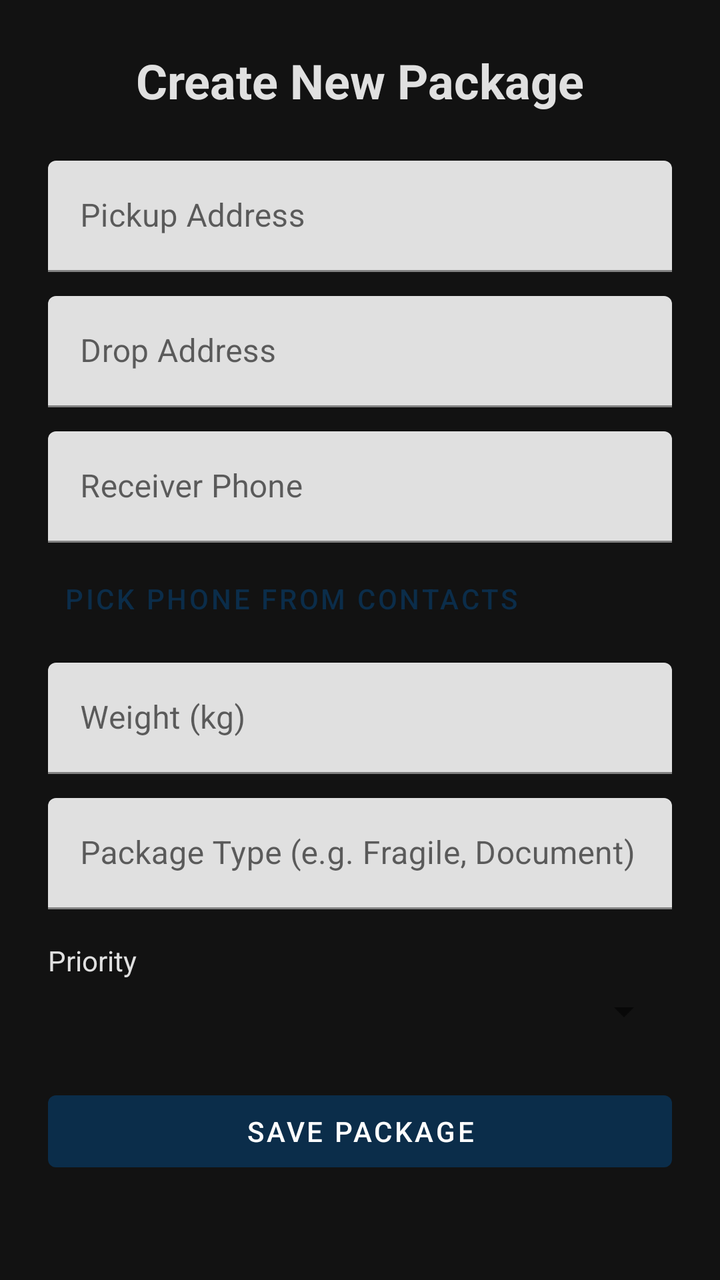
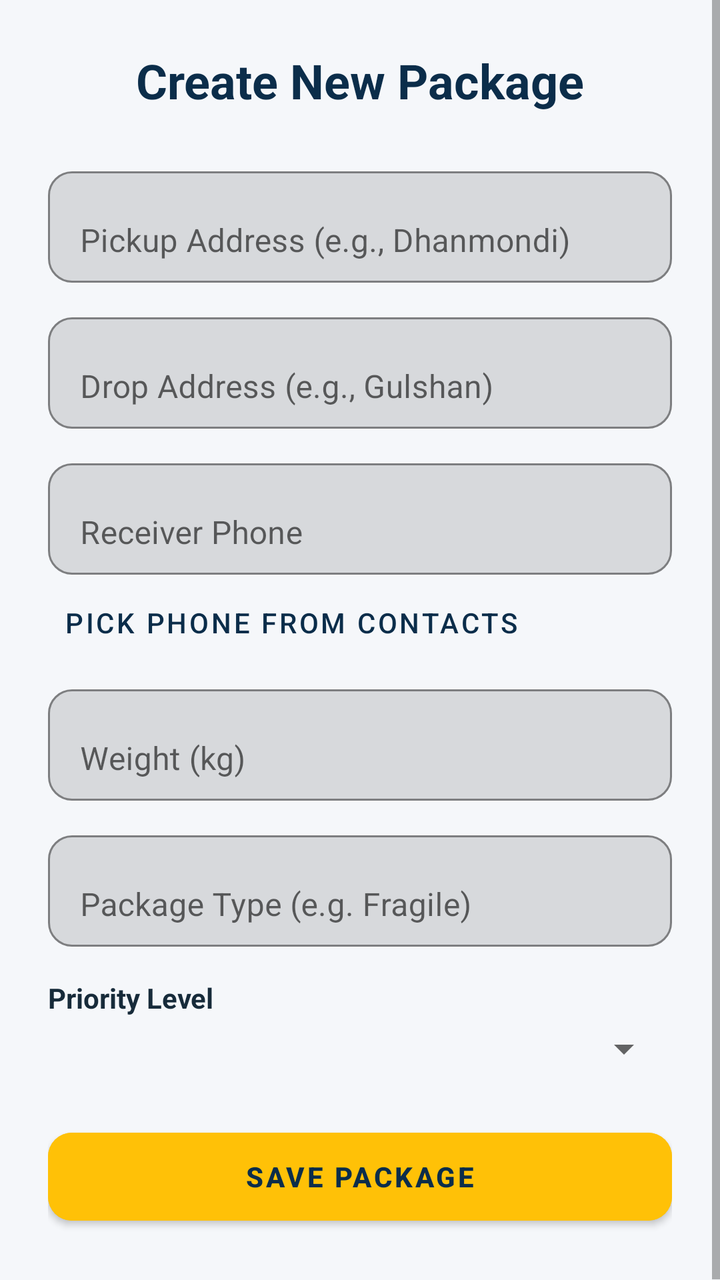

An Android layout rendered at two revisions. The XML below is the earlier revision; the diff shows what the commit changed to produce the second picture.
<!-- AndroidManifest.xml: application theme Theme.LOAD -->
<!-- res/layout/activity_create_package.xml -->
<?xml version="1.0" encoding="utf-8"?>
<ScrollView xmlns:android="http://schemas.android.com/apk/res/android"
    xmlns:app="http://schemas.android.com/apk/res-auto"
    android:layout_width="match_parent"
    android:layout_height="match_parent"
    android:background="@color/background"
    android:fillViewport="true">

    <androidx.constraintlayout.widget.ConstraintLayout
        android:layout_width="match_parent"
        android:layout_height="wrap_content"
        android:paddingBottom="32dp">

        <TextView
            android:id="@+id/tvTitle"
            android:layout_width="wrap_content"
            android:layout_height="wrap_content"
            android:text="Create New Package"
            android:textColor="@color/textPrimary"
            android:textSize="24sp"
            android:textStyle="bold"
            android:layout_marginTop="24dp"
            app:layout_constraintEnd_toEndOf="parent"
            app:layout_constraintStart_toStartOf="parent"
            app:layout_constraintTop_toTopOf="parent" />

        <com.google.android.material.textfield.TextInputLayout
            android:id="@+id/tilPickup"
            android:layout_width="match_parent"
            android:layout_height="wrap_content"
            android:layout_marginStart="24dp"
            android:layout_marginEnd="24dp"
            android:layout_marginTop="24dp"
            android:hint="Pickup Address"
            app:layout_constraintTop_toBottomOf="@id/tvTitle">
            <com.google.android.material.textfield.TextInputEditText
                android:id="@+id/etPickup"
                android:layout_width="match_parent"
                android:layout_height="wrap_content"
                android:inputType="text" />
        </com.google.android.material.textfield.TextInputLayout>

        <com.google.android.material.textfield.TextInputLayout
            android:id="@+id/tilDrop"
            android:layout_width="match_parent"
            android:layout_height="wrap_content"
            android:layout_marginStart="24dp"
            android:layout_marginEnd="24dp"
            android:layout_marginTop="12dp"
            android:hint="Drop Address"
            app:layout_constraintTop_toBottomOf="@id/tilPickup">
            <com.google.android.material.textfield.TextInputEditText
                android:id="@+id/etDrop"
                android:layout_width="match_parent"
                android:layout_height="wrap_content"
                android:inputType="text" />
        </com.google.android.material.textfield.TextInputLayout>

        <com.google.android.material.textfield.TextInputLayout
            android:id="@+id/tilPhone"
            android:layout_width="match_parent"
            android:layout_height="wrap_content"
            android:layout_marginStart="24dp"
            android:layout_marginEnd="24dp"
            android:layout_marginTop="12dp"
            android:hint="Receiver Phone"
            app:layout_constraintTop_toBottomOf="@id/tilDrop">
            <com.google.android.material.textfield.TextInputEditText
                android:id="@+id/etPhone"
                android:layout_width="match_parent"
                android:layout_height="wrap_content"
                android:inputType="phone" />
        </com.google.android.material.textfield.TextInputLayout>

        
        <Button
            android:id="@+id/btnPickContact"
            android:layout_width="wrap_content"
            android:layout_height="wrap_content"
            android:text="Pick Phone from Contacts"
            android:layout_marginStart="24dp"
            android:layout_marginTop="4dp"
            style="@style/Widget.MaterialComponents.Button.TextButton"
            app:layout_constraintStart_toStartOf="parent"
            app:layout_constraintTop_toBottomOf="@id/tilPhone" />

        <com.google.android.material.textfield.TextInputLayout
            android:id="@+id/tilWeight"
            android:layout_width="match_parent"
            android:layout_height="wrap_content"
            android:layout_marginStart="24dp"
            android:layout_marginEnd="24dp"
            android:layout_marginTop="8dp"
            android:hint="Weight (kg)"
            app:layout_constraintTop_toBottomOf="@id/btnPickContact">
            <com.google.android.material.textfield.TextInputEditText
                android:id="@+id/etWeight"
                android:layout_width="match_parent"
                android:layout_height="wrap_content"
                android:inputType="numberDecimal" />
        </com.google.android.material.textfield.TextInputLayout>

        <com.google.android.material.textfield.TextInputLayout
            android:id="@+id/tilType"
            android:layout_width="match_parent"
            android:layout_height="wrap_content"
            android:layout_marginStart="24dp"
            android:layout_marginEnd="24dp"
            android:layout_marginTop="12dp"
            android:hint="Package Type (e.g. Fragile, Document)"
            app:layout_constraintTop_toBottomOf="@id/tilWeight">
            <com.google.android.material.textfield.TextInputEditText
                android:id="@+id/etType"
                android:layout_width="match_parent"
                android:layout_height="wrap_content"
                android:inputType="text" />
        </com.google.android.material.textfield.TextInputLayout>

        <TextView
            android:id="@+id/tvPriorityLabel"
            android:layout_width="wrap_content"
            android:layout_height="wrap_content"
            android:text="Priority"
            android:textColor="@color/textPrimary"
            android:layout_marginStart="24dp"
            android:layout_marginTop="16dp"
            app:layout_constraintStart_toStartOf="parent"
            app:layout_constraintTop_toBottomOf="@id/tilType" />

        <Spinner
            android:id="@+id/spinnerPriority"
            android:layout_width="match_parent"
            android:layout_height="wrap_content"
            android:layout_marginStart="24dp"
            android:layout_marginEnd="24dp"
            android:layout_marginTop="4dp"
            app:layout_constraintTop_toBottomOf="@id/tvPriorityLabel" />

        <Button
            android:id="@+id/btnSave"
            android:layout_width="match_parent"
            android:layout_height="wrap_content"
            android:layout_marginStart="24dp"
            android:layout_marginEnd="24dp"
            android:layout_marginTop="24dp"
            android:text="Save Package"
            app:layout_constraintTop_toBottomOf="@id/spinnerPriority" />

    </androidx.constraintlayout.widget.ConstraintLayout>
</ScrollView>
<!-- resources referenced by this layout -->
<resources>
  <color name="background">#121212</color>
  <color name="textPrimary">#E0E0E0</color>
  <style name="Theme.LOAD" parent="Theme.MaterialComponents.DayNight.NoActionBar">
          <item name="colorPrimary">@color/primary</item>
          <item name="colorPrimaryVariant">@color/primaryDark</item>
          <item name="colorOnPrimary">@color/white</item>
          <item name="colorSecondary">@color/accent</item>
          <item name="colorSecondaryVariant">@color/accent</item>
          <item name="colorOnSecondary">@color/primary</item> 
          <item name="android:statusBarColor">@color/primary</item>
          <item name="android:windowBackground">@color/background</item>
      </style>
  <color name="primary">#0B2D4A</color>
  <color name="primaryDark">#071F33</color>
  <color name="white">#FFFFFF</color>
  <color name="accent">#FFC107</color>
</resources>

<!-- the commit's change to res/layout/activity_create_package.xml (unified diff, before → after) -->
@@ -9,17 +9,16 @@
     <androidx.constraintlayout.widget.ConstraintLayout
         android:layout_width="match_parent"
         android:layout_height="wrap_content"
-        android:paddingBottom="32dp">
+        android:padding="24dp">
 
         <TextView
             android:id="@+id/tvTitle"
             android:layout_width="wrap_content"
             android:layout_height="wrap_content"
             android:text="Create New Package"
-            android:textColor="@color/textPrimary"
+            android:textColor="@color/primary"
             android:textSize="24sp"
             android:textStyle="bold"
-            android:layout_marginTop="24dp"
             app:layout_constraintEnd_toEndOf="parent"
             app:layout_constraintStart_toStartOf="parent"
             app:layout_constraintTop_toTopOf="parent" />
@@ -28,10 +27,14 @@
             android:id="@+id/tilPickup"
             android:layout_width="match_parent"
             android:layout_height="wrap_content"
-            android:layout_marginStart="24dp"
-            android:layout_marginEnd="24dp"
             android:layout_marginTop="24dp"
-            android:hint="Pickup Address"
+            android:hint="Pickup Address (e.g., Dhanmondi)"
+            app:boxBackgroundMode="outline"
+            app:boxCornerRadiusBottomEnd="12dp"
+            app:boxCornerRadiusBottomStart="12dp"
+            app:boxCornerRadiusTopEnd="12dp"
+            app:boxCornerRadiusTopStart="12dp"
+            app:boxStrokeColor="@color/primary"
             app:layout_constraintTop_toBottomOf="@id/tvTitle">
             <com.google.android.material.textfield.TextInputEditText
                 android:id="@+id/etPickup"
@@ -44,10 +47,14 @@
             android:id="@+id/tilDrop"
             android:layout_width="match_parent"
             android:layout_height="wrap_content"
-            android:layout_marginStart="24dp"
-            android:layout_marginEnd="24dp"
             android:layout_marginTop="12dp"
-            android:hint="Drop Address"
+            android:hint="Drop Address (e.g., Gulshan)"
+            app:boxBackgroundMode="outline"
+            app:boxCornerRadiusBottomEnd="12dp"
+            app:boxCornerRadiusBottomStart="12dp"
+            app:boxCornerRadiusTopEnd="12dp"
+            app:boxCornerRadiusTopStart="12dp"
+            app:boxStrokeColor="@color/primary"
             app:layout_constraintTop_toBottomOf="@id/tilPickup">
             <com.google.android.material.textfield.TextInputEditText
                 android:id="@+id/etDrop"
@@ -60,10 +67,14 @@
             android:id="@+id/tilPhone"
             android:layout_width="match_parent"
             android:layout_height="wrap_content"
-            android:layout_marginStart="24dp"
-            android:layout_marginEnd="24dp"
             android:layout_marginTop="12dp"
             android:hint="Receiver Phone"
+            app:boxBackgroundMode="outline"
+            app:boxCornerRadiusBottomEnd="12dp"
+            app:boxCornerRadiusBottomStart="12dp"
+            app:boxCornerRadiusTopEnd="12dp"
+            app:boxCornerRadiusTopStart="12dp"
+            app:boxStrokeColor="@color/primary"
             app:layout_constraintTop_toBottomOf="@id/tilDrop">
             <com.google.android.material.textfield.TextInputEditText
                 android:id="@+id/etPhone"
@@ -72,14 +83,12 @@
                 android:inputType="phone" />
         </com.google.android.material.textfield.TextInputLayout>
 
-        
         <Button
             android:id="@+id/btnPickContact"
             android:layout_width="wrap_content"
             android:layout_height="wrap_content"
             android:text="Pick Phone from Contacts"
-            android:layout_marginStart="24dp"
-            android:layout_marginTop="4dp"
+            android:textColor="@color/primary"
             style="@style/Widget.MaterialComponents.Button.TextButton"
             app:layout_constraintStart_toStartOf="parent"
             app:layout_constraintTop_toBottomOf="@id/tilPhone" />
@@ -88,10 +97,14 @@
             android:id="@+id/tilWeight"
             android:layout_width="match_parent"
             android:layout_height="wrap_content"
-            android:layout_marginStart="24dp"
-            android:layout_marginEnd="24dp"
-            android:layout_marginTop="8dp"
+            android:layout_marginTop="4dp"
             android:hint="Weight (kg)"
+            app:boxBackgroundMode="outline"
+            app:boxCornerRadiusBottomEnd="12dp"
+            app:boxCornerRadiusBottomStart="12dp"
+            app:boxCornerRadiusTopEnd="12dp"
+            app:boxCornerRadiusTopStart="12dp"
+            app:boxStrokeColor="@color/primary"
             app:layout_constraintTop_toBottomOf="@id/btnPickContact">
             <com.google.android.material.textfield.TextInputEditText
                 android:id="@+id/etWeight"
@@ -104,10 +117,14 @@
             android:id="@+id/tilType"
             android:layout_width="match_parent"
             android:layout_height="wrap_content"
-            android:layout_marginStart="24dp"
-            android:layout_marginEnd="24dp"
             android:layout_marginTop="12dp"
-            android:hint="Package Type (e.g. Fragile, Document)"
+            android:hint="Package Type (e.g. Fragile)"
+            app:boxBackgroundMode="outline"
+            app:boxCornerRadiusBottomEnd="12dp"
+            app:boxCornerRadiusBottomStart="12dp"
+            app:boxCornerRadiusTopEnd="12dp"
+            app:boxCornerRadiusTopStart="12dp"
+            app:boxStrokeColor="@color/primary"
             app:layout_constraintTop_toBottomOf="@id/tilWeight">
             <com.google.android.material.textfield.TextInputEditText
                 android:id="@+id/etType"
@@ -120,9 +137,9 @@
             android:id="@+id/tvPriorityLabel"
             android:layout_width="wrap_content"
             android:layout_height="wrap_content"
-            android:text="Priority"
+            android:text="Priority Level"
             android:textColor="@color/textPrimary"
-            android:layout_marginStart="24dp"
+            android:textStyle="bold"
             android:layout_marginTop="16dp"
             app:layout_constraintStart_toStartOf="parent"
             app:layout_constraintTop_toBottomOf="@id/tilType" />
@@ -131,19 +148,19 @@
             android:id="@+id/spinnerPriority"
             android:layout_width="match_parent"
             android:layout_height="wrap_content"
-            android:layout_marginStart="24dp"
-            android:layout_marginEnd="24dp"
             android:layout_marginTop="4dp"
             app:layout_constraintTop_toBottomOf="@id/tvPriorityLabel" />
 
         <Button
             android:id="@+id/btnSave"
             android:layout_width="match_parent"
-            android:layout_height="wrap_content"
-            android:layout_marginStart="24dp"
-            android:layout_marginEnd="24dp"
+            android:layout_height="56dp"
             android:layout_marginTop="24dp"
-            android:text="Save Package"
+            android:text="SAVE PACKAGE"
+            android:textColor="@color/primary"
+            android:textStyle="bold"
+            android:backgroundTint="@color/accent"
+            app:cornerRadius="12dp"
             app:layout_constraintTop_toBottomOf="@id/spinnerPriority" />
 
     </androidx.constraintlayout.widget.ConstraintLayout>
<!-- resource entries referenced after the edit -->
@@ -1,19 +1,21 @@
 <!-- resources referenced by this layout -->
 <resources>
-  <color name="background">#121212</color>
-  <color name="textPrimary">#E0E0E0</color>
+  <color name="background">#F5F7FA</color>
+  <color name="textPrimary">#172B3A</color>
   <style name="Theme.LOAD" parent="Theme.MaterialComponents.DayNight.NoActionBar">
           <item name="colorPrimary">@color/primary</item>
           <item name="colorPrimaryVariant">@color/primaryDark</item>
           <item name="colorOnPrimary">@color/white</item>
+  
           <item name="colorSecondary">@color/accent</item>
           <item name="colorSecondaryVariant">@color/accent</item>
-          <item name="colorOnSecondary">@color/primary</item> 
+          <item name="colorOnSecondary">@color/primary</item>
+  
           <item name="android:statusBarColor">@color/primary</item>
-          <item name="android:windowBackground">@color/background</item>
+          <item name="android:windowLightStatusBar">false</item>
       </style>
   <color name="primary">#0B2D4A</color>
-  <color name="primaryDark">#071F33</color>
+  <color name="primaryDark">#061A2B</color>
   <color name="white">#FFFFFF</color>
   <color name="accent">#FFC107</color>
 </resources>
